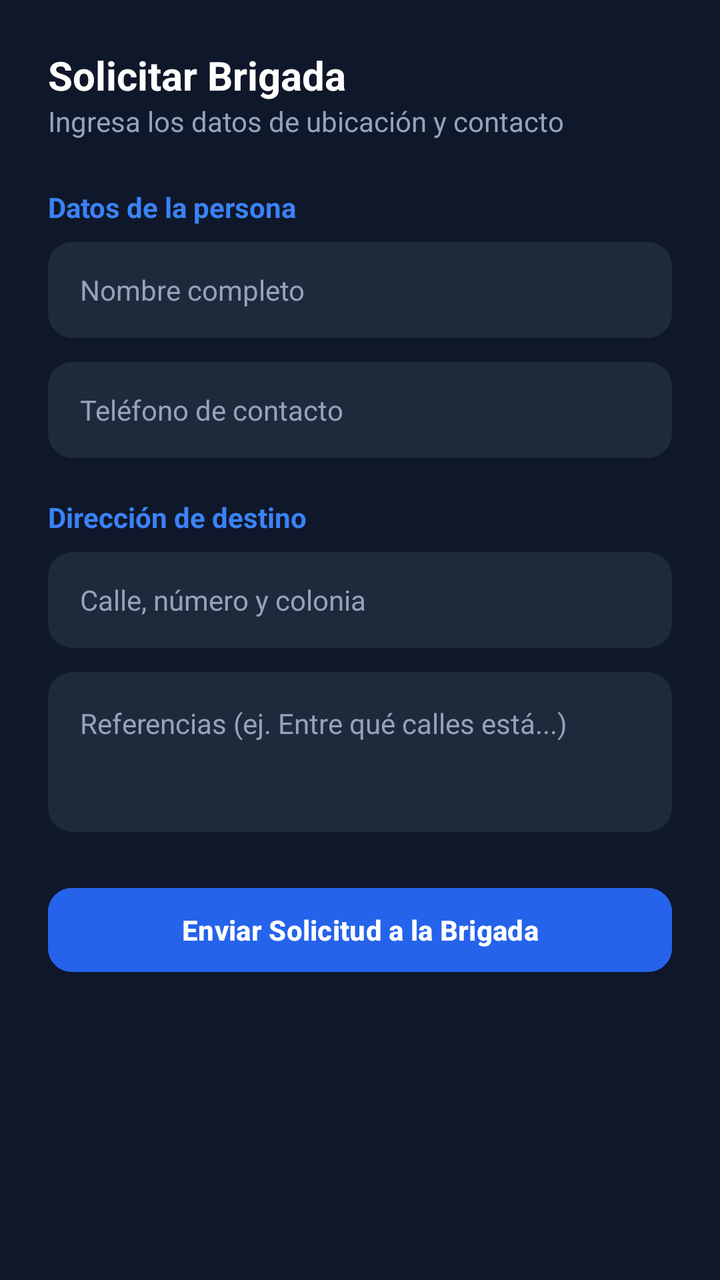
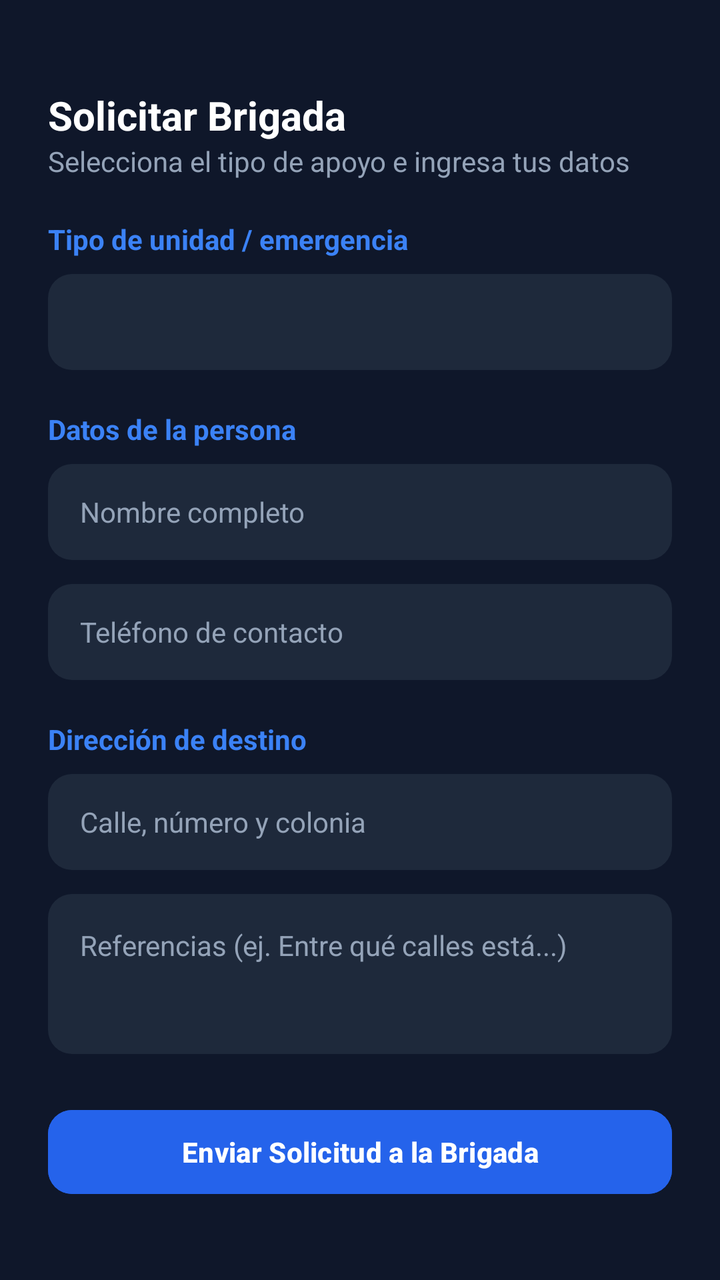

Compare the two renders of this Android layout. The source of the first and the diff that turns it into the second are given below.
<!-- AndroidManifest.xml: application theme Theme.BrigadaUruapanClient -->
<!-- res/layout/activity_solicitar_brigada.xml -->
<?xml version="1.0" encoding="utf-8"?>
<androidx.constraintlayout.widget.ConstraintLayout xmlns:android="http://schemas.android.com/apk/res/android"
    android:layout_width="match_parent"
    android:layout_height="match_parent">
    <LinearLayout xmlns:android="http://schemas.android.com/apk/res/android"
        xmlns:app="http://schemas.android.com/apk/res-auto"
        android:layout_width="match_parent"
        android:layout_height="match_parent"
        android:background="#0F172A"
        android:orientation="vertical"
        android:padding="24dp">

        
        <TextView
            android:layout_width="wrap_content"
            android:layout_height="wrap_content"
            android:text="Solicitar Brigada"
            android:textColor="@android:color/white"
            android:textSize="20sp"
            android:textStyle="bold" />

        <TextView
            android:layout_width="wrap_content"
            android:layout_height="wrap_content"
            android:layout_marginBottom="24dp"
            android:text="Ingresa los datos de ubicación y contacto"
            android:textColor="#94A3B8"
            android:textSize="14sp" />

        
        <TextView
            android:layout_width="wrap_content"
            android:layout_height="wrap_content"
            android:layout_marginBottom="8dp"
            android:text="Datos de la persona"
            android:textColor="#3B82F6"
            android:textStyle="bold" />

        <EditText
            android:id="@+id/etNombreSolicitante"
            android:layout_width="match_parent"
            android:layout_height="48dp"
            android:layout_marginBottom="12dp"
            android:background="@drawable/search_background"
            android:hint="Nombre completo"
            android:paddingStart="16dp"
            android:textColor="@android:color/white"
            android:textColorHint="#94A3B8"
            android:textSize="14sp" />

        <EditText
            android:id="@+id/etTelefonoSolicitante"
            android:layout_width="match_parent"
            android:layout_height="48dp"
            android:layout_marginBottom="20dp"
            android:background="@drawable/search_background"
            android:hint="Teléfono de contacto"
            android:inputType="phone"
            android:paddingStart="16dp"
            android:textColor="@android:color/white"
            android:textColorHint="#94A3B8"
            android:textSize="14sp" />

        
        <TextView
            android:layout_width="wrap_content"
            android:layout_height="wrap_content"
            android:layout_marginBottom="8dp"
            android:text="Dirección de destino"
            android:textColor="#3B82F6"
            android:textStyle="bold" />

        <EditText
            android:id="@+id/etDireccionDestino"
            android:layout_width="match_parent"
            android:layout_height="48dp"
            android:layout_marginBottom="12dp"
            android:background="@drawable/search_background"
            android:hint="Calle, número y colonia"
            android:paddingStart="16dp"
            android:textColor="@android:color/white"
            android:textColorHint="#94A3B8"
            android:textSize="14sp" />

        <EditText
            android:id="@+id/etReferencias"
            android:layout_width="match_parent"
            android:layout_height="80dp"
            android:layout_marginBottom="24dp"
            android:background="@drawable/search_background"
            android:gravity="top"
            android:hint="Referencias (ej. Entre qué calles está...)"
            android:padding="16dp"
            android:textColor="@android:color/white"
            android:textColorHint="#94A3B8"
            android:textSize="14sp" />

        
        <Button
            android:id="@+id/btnConfirmarSolicitud"
            android:layout_width="match_parent"
            android:layout_height="50dp"
            android:backgroundTint="#2563EB"
            android:text="Enviar Solicitud a la Brigada"
            android:textColor="@android:color/white"
            android:textStyle="bold"
            app:cornerRadius="12dp" />

    </LinearLayout>

</androidx.constraintlayout.widget.ConstraintLayout>
<!-- resources referenced by this layout -->
<resources>
  <!-- drawable search_background (drawable) -->
  <?xml version="1.0" encoding="utf-8"?>
  <shape xmlns:android="http://schemas.android.com/apk/res/android">
      <solid android:color="#1E293B" />
      <corners android:radius="12dp" />
  </shape>
  <style name="Theme.BrigadaUruapanClient" parent="Base.Theme.BrigadaUruapanClient" />
  <style name="Base.Theme.BrigadaUruapanClient" parent="Theme.Material3.DayNight.NoActionBar">
          
          
      </style>
</resources>

<!-- the commit's change to res/layout/activity_solicitar_brigada.xml (unified diff, before → after) -->
@@ -1,12 +1,14 @@
 <?xml version="1.0" encoding="utf-8"?>
-<androidx.constraintlayout.widget.ConstraintLayout xmlns:android="http://schemas.android.com/apk/res/android"
+<ScrollView xmlns:android="http://schemas.android.com/apk/res/android"
+    xmlns:app="http://schemas.android.com/apk/res-auto"
     android:layout_width="match_parent"
-    android:layout_height="match_parent">
-    <LinearLayout xmlns:android="http://schemas.android.com/apk/res/android"
-        xmlns:app="http://schemas.android.com/apk/res-auto"
+    android:layout_height="match_parent"
+    android:background="#0F172A"
+    android:fillViewport="true">
+
+    <LinearLayout
         android:layout_width="match_parent"
-        android:layout_height="match_parent"
-        android:background="#0F172A"
+        android:layout_height="wrap_content"
         android:orientation="vertical"
         android:padding="24dp">
 
@@ -14,6 +16,7 @@
         <TextView
             android:layout_width="wrap_content"
             android:layout_height="wrap_content"
+            android:layout_marginTop="20dp"
             android:text="Solicitar Brigada"
             android:textColor="@android:color/white"
             android:textSize="20sp"
@@ -22,10 +25,28 @@
         <TextView
             android:layout_width="wrap_content"
             android:layout_height="wrap_content"
-            android:layout_marginBottom="24dp"
-            android:text="Ingresa los datos de ubicación y contacto"
+            android:layout_marginBottom="20dp"
+            android:text="Selecciona el tipo de apoyo e ingresa tus datos"
             android:textColor="#94A3B8"
             android:textSize="14sp" />
+
+        
+        <TextView
+            android:layout_width="wrap_content"
+            android:layout_height="wrap_content"
+            android:layout_marginBottom="8dp"
+            android:text="Tipo de unidad / emergencia"
+            android:textColor="#3B82F6"
+            android:textStyle="bold" />
+
+        <Spinner
+            android:id="@+id/spTipoUnidad"
+            android:layout_width="match_parent"
+            android:layout_height="48dp"
+            android:layout_marginBottom="20dp"
+            android:background="@drawable/search_background"
+            android:paddingHorizontal="12dp"
+            android:spinnerMode="dropdown" />
 
         
         <TextView
@@ -44,6 +65,7 @@
             android:background="@drawable/search_background"
             android:hint="Nombre completo"
             android:paddingStart="16dp"
+            android:paddingEnd="16dp"
             android:textColor="@android:color/white"
             android:textColorHint="#94A3B8"
             android:textSize="14sp" />
@@ -57,6 +79,7 @@
             android:hint="Teléfono de contacto"
             android:inputType="phone"
             android:paddingStart="16dp"
+            android:paddingEnd="16dp"
             android:textColor="@android:color/white"
             android:textColorHint="#94A3B8"
             android:textSize="14sp" />
@@ -78,6 +101,7 @@
             android:background="@drawable/search_background"
             android:hint="Calle, número y colonia"
             android:paddingStart="16dp"
+            android:paddingEnd="16dp"
             android:textColor="@android:color/white"
             android:textColorHint="#94A3B8"
             android:textSize="14sp" />
@@ -107,5 +131,4 @@
             app:cornerRadius="12dp" />
 
     </LinearLayout>
-
-</androidx.constraintlayout.widget.ConstraintLayout>
+</ScrollView>
